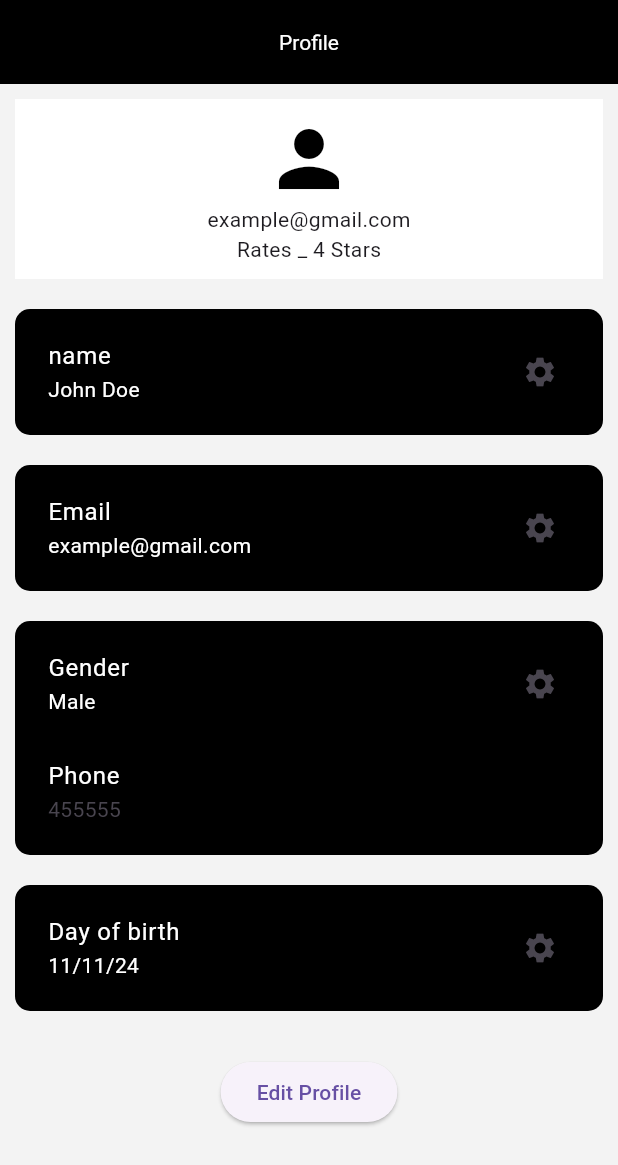
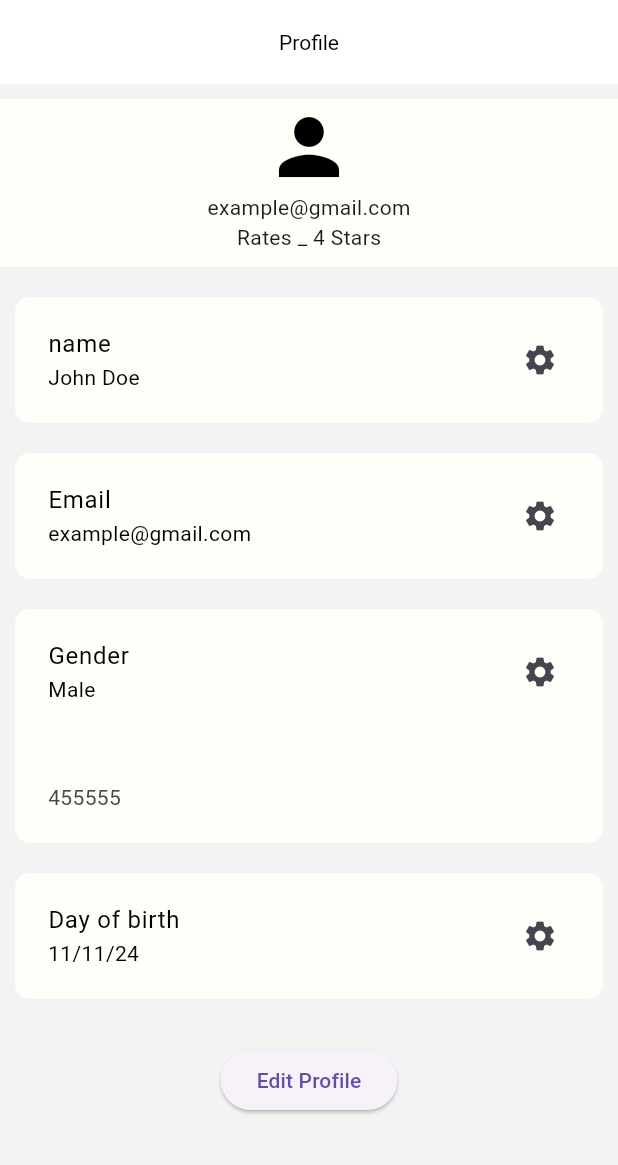
Before and after one commit to 90duse/tlwapp, a Flutter app: the homePage screen opened directly, in the side drawer, after a tap on "P R O F I L E", on a phone screen of 412 x 824 dp. Shown: the top 1165 px of the screen. Run offline on Flutter 3.47's test engine with Material 3 defaults, Android fonts, the light colour scheme and no system bars.

Commit message:
Added some update

```diff
--- /dev/null
+++ b/lib/companyProfile/company_profile.dart
@@ -0,0 +1,23 @@
+import 'package:flutter/material.dart';
+
+class company_Profile extends StatefulWidget {
+  const company_Profile({super.key});
+
+  @override
+  State<company_Profile> createState() => _company_ProfileState();
+}
+
+class _company_ProfileState extends State<company_Profile> {
+  @override
+  Widget build(BuildContext context) {
+    return MaterialApp(
+      home: Scaffold(
+        appBar: AppBar(
+          title: Center(child: Text('Company Profile')),
+          backgroundColor: Colors.white,
+          titleTextStyle: TextStyle(color: Colors.black),
+        ),
+      ),
+    );
+  }
+}
--- a/lib/component/profileContainer.dart
+++ b/lib/component/profileContainer.dart
@@ -11,7 +11,7 @@ class profileContainer extends StatelessWidget {
       padding: EdgeInsets.all(6),
       margin: EdgeInsets.all(10),
       decoration: BoxDecoration(
-          color: const Color.fromARGB(255, 0, 0, 0),
+          color: Color.fromARGB(255, 255, 255, 250),
           borderRadius: BorderRadius.all(Radius.circular(10.0))),
       child: cunug,
     );
--- a/lib/component/profileListTile.dart
+++ b/lib/component/profileListTile.dart
@@ -16,11 +16,11 @@ class profileListTile extends StatelessWidget {
       tileColor: Color.fromARGB(255, 255, 255, 255),
       title: Text(
         labalhint,
-        style: TextStyle(color: Colors.white),
+        style: TextStyle(color: const Color.fromARGB(255, 0, 0, 0)),
       ),
       subtitle: Text(
         textname,
-        style: TextStyle(color: Colors.white),
+        style: TextStyle(color: const Color.fromARGB(255, 0, 0, 0)),
       ),
       trailing: Icon(editIcon),
     );
--- a/lib/main.dart
+++ b/lib/main.dart
@@ -1,4 +1,5 @@
 import 'package:flutter/material.dart';
+import 'package:tlwapp/model/homePage.dart';
 import 'package:tlwapp/model/userProfile.dart';
 
 void main() {
@@ -18,7 +19,7 @@ class MyApp extends StatelessWidget {
           colorScheme: ColorScheme.fromSeed(seedColor: Colors.deepPurple),
           useMaterial3: true,
         ),
-        home: const userProfile());
+        home: const homePage());
   }
 }
 
--- a/lib/model/drawer.dart
+++ b/lib/model/drawer.dart
@@ -15,7 +15,7 @@ class _userDrawerState extends State<userDrawer> {
   @override
   Widget build(BuildContext context) {
     return Drawer(
-      backgroundColor: Color.fromARGB(31, 212, 229, 250),
+      backgroundColor: Color.fromARGB(31, 0, 0, 0),
       child: Column(
         children: [
           DrawerHeader(
@@ -37,7 +37,10 @@ class _userDrawerState extends State<userDrawer> {
                   child: Text('P R O F I L E'))),
           drawerList_tile(
               icon: Icons.login_outlined,
-              botton: TextButton(onPressed: () {}, child: Text('L O G O U T'))),
+              botton: TextButton(
+                  style: TextButton.styleFrom(foregroundColor: Colors.white),
+                  onPressed: () {},
+                  child: Text('L O G O U T'))),
         ],
       ),
     );
--- a/lib/model/drawer_listTile.dart
+++ b/lib/model/drawer_listTile.dart
@@ -12,7 +12,7 @@ class drawerList_tile extends StatelessWidget {
     return ListTile(
         leading: Icon(
           icon,
-          color: Color.fromARGB(255, 0, 0, 0),
+          color: Color.fromARGB(255, 255, 255, 255),
           size: 30,
         ),
         title: botton);
--- a/lib/model/homePage.dart
+++ b/lib/model/homePage.dart
@@ -13,7 +13,11 @@ class _homePageState extends State<homePage> {
   Widget build(BuildContext context) {
     return Scaffold(
       appBar: AppBar(
-        title: Text('Home Page'),
+        // backgroundColor: Colors.black,
+        title: Text(
+          'Home Page',
+          //style: TextStyle(color: Colors.white),
+        ),
       ),
       drawer: userDrawer(),
     );
--- a/lib/model/userProfile.dart
+++ b/lib/model/userProfile.dart
@@ -24,16 +24,16 @@ class _userProfileState extends State<userProfile> {
           backgroundColor: Color.fromARGB(255, 243, 243, 243),
           appBar: AppBar(
             title: Center(child: Text('Profile')),
-            backgroundColor: Colors.black,
-            titleTextStyle: TextStyle(color: Colors.white),
+            backgroundColor: Colors.white,
+            titleTextStyle: TextStyle(color: Colors.black),
           ),
           body: Column(
             children: [
               Center(
                 child: Container(
-                  color: Color.fromARGB(255, 255, 255, 255),
-                  padding: EdgeInsets.all(10),
-                  margin: EdgeInsets.all(10),
+                  color: Color.fromARGB(255, 255, 255, 250),
+                  padding: EdgeInsets.only(top: 2, bottom: 10),
+                  margin: EdgeInsets.only(top: 10.0, bottom: 10.0),
                   width: double.infinity,
                   child: Column(
                     children: [
```
